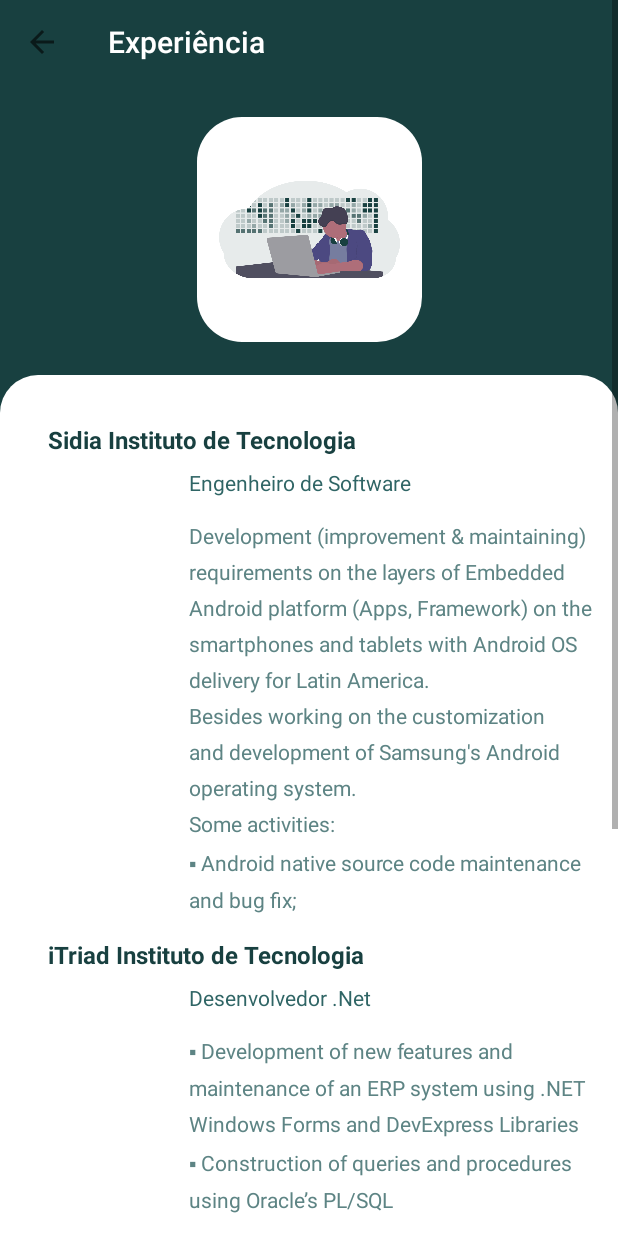
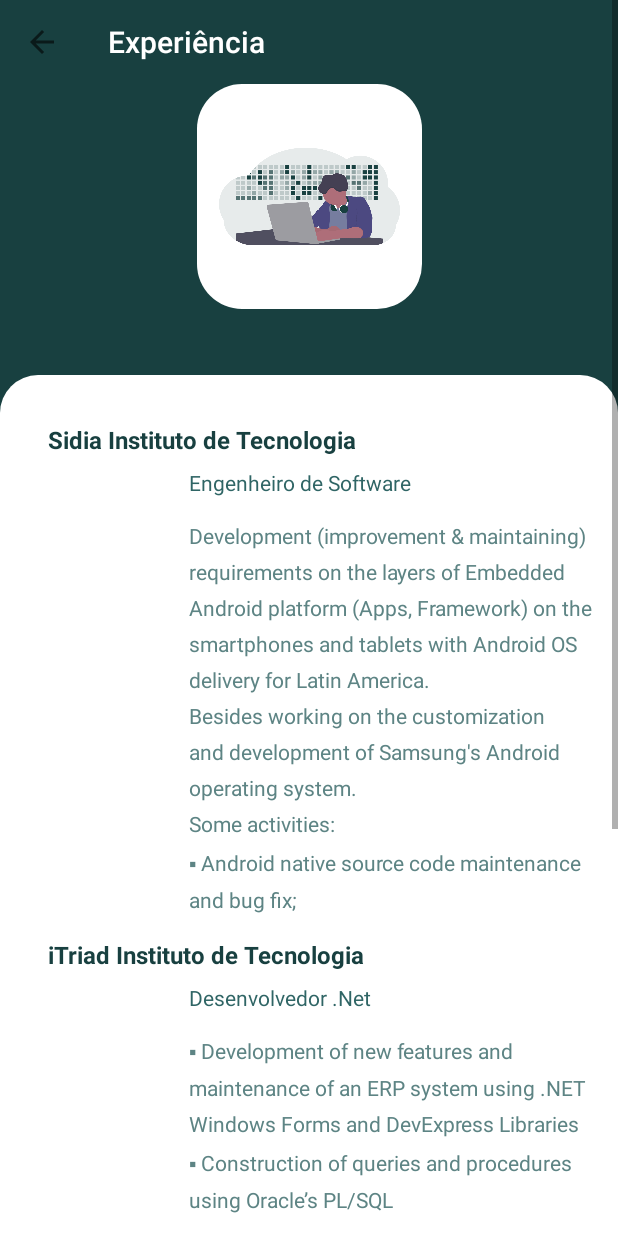
Before and after one commit to dijoncavalcante/about-me, an Android app: the ExperienceActivity screen opened directly, with no data from a screen before it, on a phone screen of 412 x 824 dp. Run offline under Robolectric (Android 15) with nearby library versions, the phone set to English and light mode, and no system bars; Roboto replaces fonts that are not available here; 4 statements that could not run were skipped.

Commit message:
chore: experience layout imageview updated

```diff
--- a/app/src/main/res/layout/activity_experience.xml
+++ b/app/src/main/res/layout/activity_experience.xml
@@ -20,7 +20,6 @@
             android:id="@+id/iv_experience"
             android:contentDescription="@string/experience"
             android:src="@drawable/ic_experience"
-            app:layout_constraintBottom_toTopOf="@id/constraintLayoutExperience"
             app:layout_constraintEnd_toEndOf="parent"
             app:layout_constraintStart_toStartOf="parent"
             app:layout_constraintTop_toBottomOf="@id/layout_include" />
```
